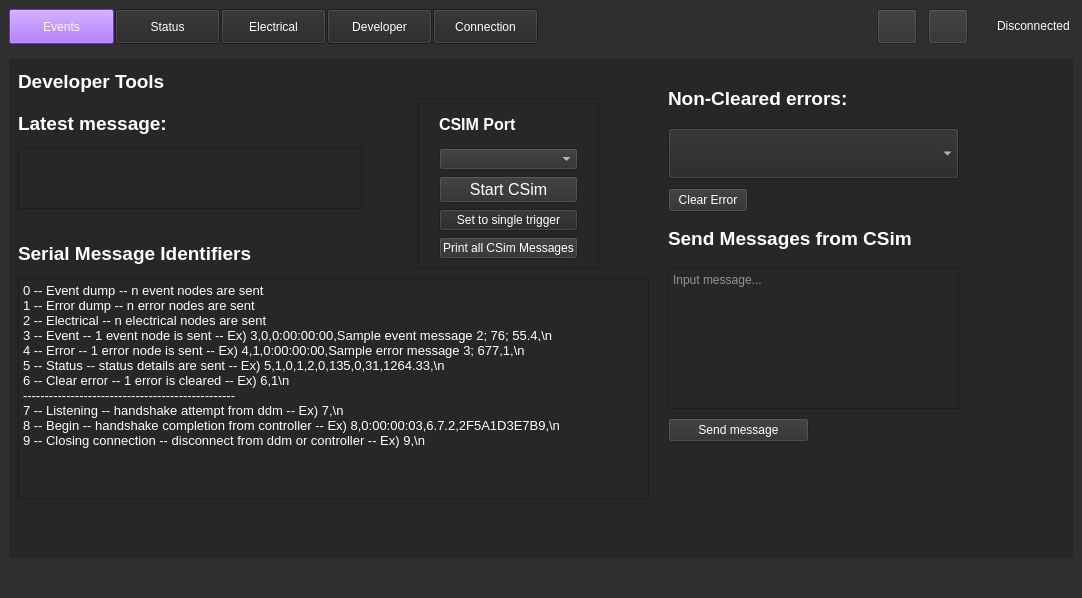
Above: weapon-system-support-software/mainwindow.ui from Team-Controller-NAU/Controller before the change. Below: the same form after it.
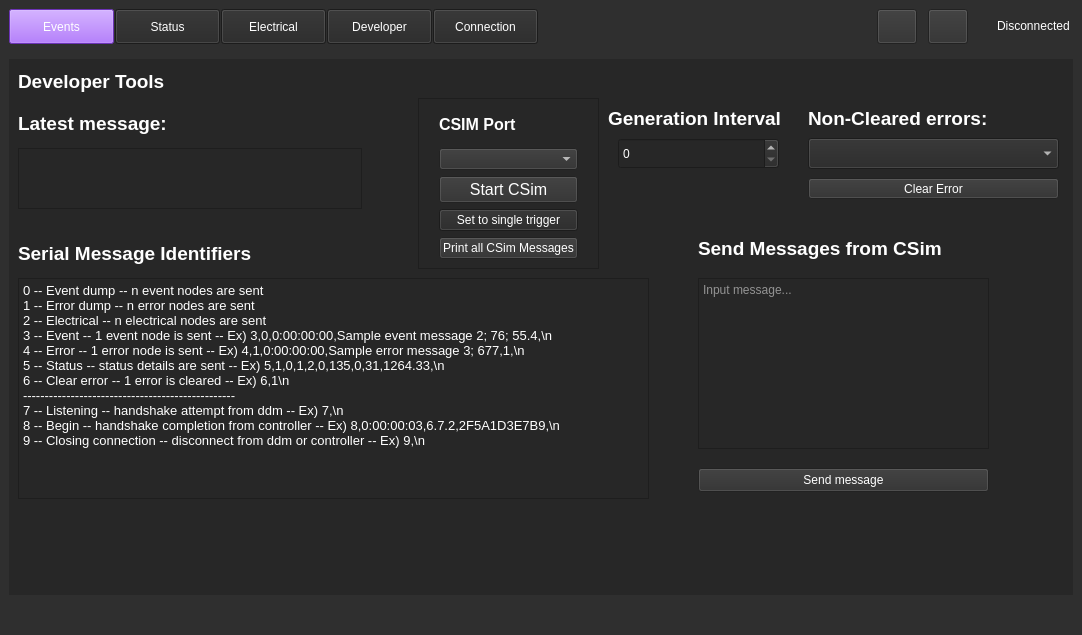
That is the form after the change. The open tabs and pages were chosen to show the change. Icons and pictures are not drawn. Custom widgets are drawn as their Qt base class.

Commit message: Added adjustable generation rate

The edit to the form file:
```diff
--- a/weapon-system-support-software/mainwindow.ui
+++ b/weapon-system-support-software/mainwindow.ui
@@ -10,7 +10,7 @@
     <x>0</x>
     <y>0</y>
     <width>1082</width>
-    <height>598</height>
+    <height>635</height>
    </rect>
   </property>
   <property name="minimumSize">
@@ -1061,8 +1061,8 @@
             <widget class="QLabel" name="controls_header_2">
              <property name="geometry">
               <rect>
-               <x>650</x>
-               <y>10</y>
+               <x>790</x>
+               <y>30</y>
                <width>191</width>
                <height>41</height>
               </rect>
@@ -1083,10 +1083,10 @@
             <widget class="QComboBox" name="non_cleared_error_selection">
              <property name="geometry">
               <rect>
-               <x>650</x>
-               <y>60</y>
-               <width>291</width>
-               <height>51</height>
+               <x>790</x>
+               <y>70</y>
+               <width>251</width>
+               <height>31</height>
               </rect>
              </property>
              <property name="styleSheet">
@@ -1098,10 +1098,10 @@
             <widget class="QPushButton" name="clear_error_button">
              <property name="geometry">
               <rect>
-               <x>650</x>
-               <y>120</y>
-               <width>80</width>
-               <height>24</height>
+               <x>790</x>
+               <y>110</y>
+               <width>251</width>
+               <height>21</height>
               </rect>
              </property>
              <property name="styleSheet">
@@ -1118,9 +1118,9 @@
             <widget class="QPushButton" name="send_message_button">
              <property name="geometry">
               <rect>
-               <x>650</x>
-               <y>350</y>
-               <width>141</width>
+               <x>680</x>
+               <y>400</y>
+               <width>291</width>
                <height>24</height>
               </rect>
              </property>
@@ -1138,8 +1138,8 @@
             <widget class="QLabel" name="controls_header_4">
              <property name="geometry">
               <rect>
-               <x>650</x>
-               <y>150</y>
+               <x>680</x>
+               <y>160</y>
                <width>291</width>
                <height>41</height>
               </rect>
@@ -1160,10 +1160,10 @@
             <widget class="QTextEdit" name="message_contents">
              <property name="geometry">
               <rect>
-               <x>650</x>
-               <y>200</y>
+               <x>680</x>
+               <y>210</y>
                <width>291</width>
-               <height>141</height>
+               <height>171</height>
               </rect>
              </property>
              <property name="styleSheet">
@@ -1213,6 +1213,47 @@
 &lt;p style=&quot; margin-top:0px; margin-bottom:0px; margin-left:0px; margin-right:0px; -qt-block-indent:0; text-indent:0px;&quot;&gt;&lt;span style=&quot; font-size:10pt;&quot;&gt;9 -- Closing connection -- disconnect from ddm or controller -- Ex) 9,\n&lt;/span&gt;&lt;/p&gt;&lt;/body&gt;&lt;/html&gt;</string>
              </property>
             </widget>
+            <widget class="QSpinBox" name="csim_generation_interval_selection">
+             <property name="geometry">
+              <rect>
+               <x>600</x>
+               <y>70</y>
+               <width>161</width>
+               <height>31</height>
+              </rect>
+             </property>
+             <property name="styleSheet">
+              <string notr="true">color:white;</string>
+             </property>
+             <property name="maximum">
+              <number>999999999</number>
+             </property>
+             <property name="singleStep">
+              <number>100</number>
+             </property>
+            </widget>
+            <widget class="QLabel" name="controls_header_5">
+             <property name="geometry">
+              <rect>
+               <x>590</x>
+               <y>30</y>
+               <width>191</width>
+               <height>41</height>
+              </rect>
+             </property>
+             <property name="font">
+              <font>
+               <pointsize>14</pointsize>
+               <bold>true</bold>
+              </font>
+             </property>
+             <property name="styleSheet">
+              <string notr="true">color: rgb(255, 255, 255);</string>
+             </property>
+             <property name="text">
+              <string>Generation Interval</string>
+             </property>
+            </widget>
            </widget>
            <widget class="QWidget" name="Connection_Page">
             <property name="sizePolicy">
```
Left out of the diff: 73 changed lines with no effect on the pictures. The commit also changes 6 other files.
